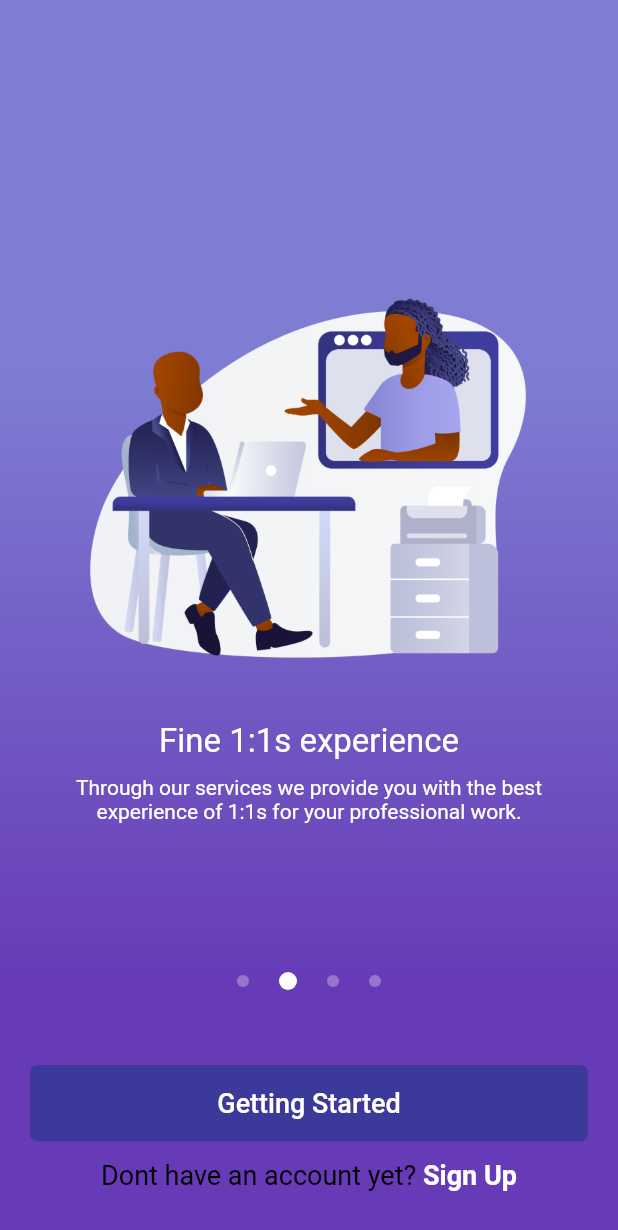
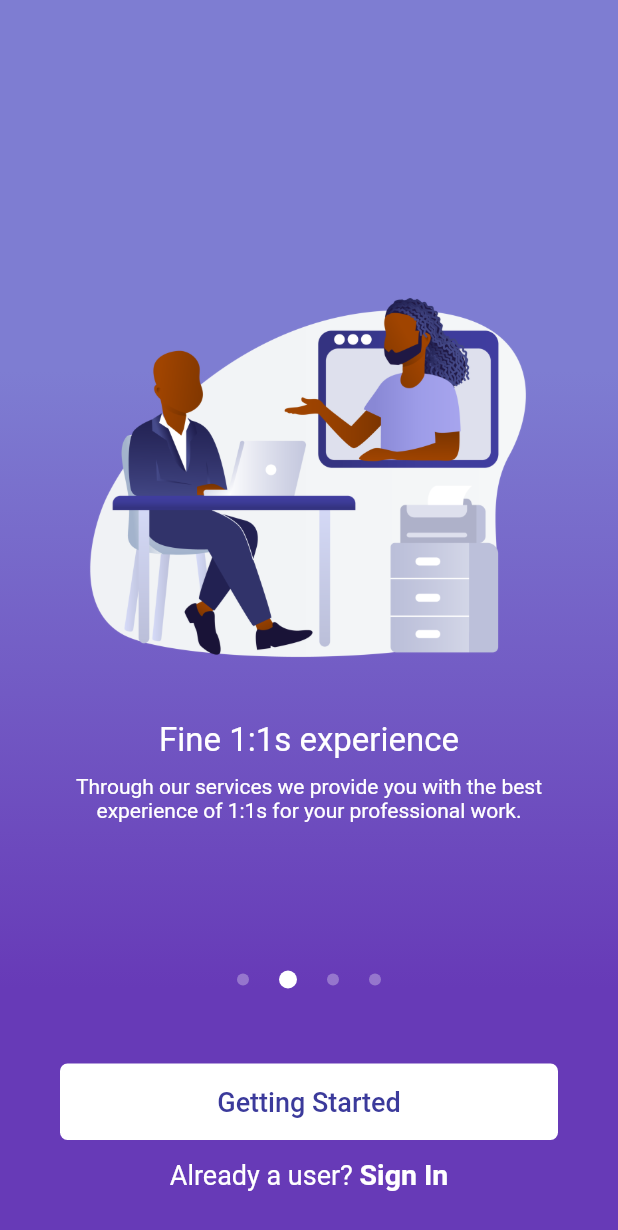
Before and after one commit to m4sterDestroyer/aztlan, a Flutter app: the screen it shows after launch, swiped to page 2, on a phone screen of 412 x 824 dp. Shown: the top 1230 px of the screen. Run offline on Flutter 3.47's test engine with Material 2 defaults, Android fonts, the phone set to English and light mode, and no system bars.

Commit message:
onboard Ui improved

```diff
--- a/lib/pages/onboarding_screen.dart
+++ b/lib/pages/onboarding_screen.dart
@@ -100,7 +100,9 @@ class _OnboardState extends State<Onboard> {
                 crossAxisAlignment: CrossAxisAlignment.stretch,
                 mainAxisAlignment: MainAxisAlignment.center,
                 children: [
-                  FlatButton(
+                  Padding(
+                    padding: const EdgeInsets.symmetric(horizontal: 20),
+                    child: FlatButton(
                       child: Text(
                         'Getting Started',
                         style: TextStyle(fontSize: 18),
@@ -109,9 +111,10 @@ class _OnboardState extends State<Onboard> {
                         borderRadius: BorderRadius.circular(5),
                       ),
                       padding: EdgeInsets.all(15),
-                    color: DarkBlue,
-                    textColor: White,
+                      color: White,
+                      textColor: DarkBlue,
                       onPressed: () {},
+                    ),
                   ),
                   Padding(
                     padding: const EdgeInsets.only(top: 12, bottom: 10),
@@ -120,13 +123,13 @@ class _OnboardState extends State<Onboard> {
                         text: TextSpan(
                           children: <TextSpan>[
                             TextSpan(
-                                text: 'Dont have an account yet? ',
+                                text: 'Already a user? ',
                                 style: TextStyle(
-                                    fontSize: 18, color: Colors.black)),
+                                    fontSize: 18, color: White)),
                             TextSpan(
-                                text: 'Sign Up',
+                                text: 'Sign In',
                                 style: TextStyle(
-                                    fontSize: 18,
+                                    fontSize: 19,
                                     color: White,
                                     fontWeight: FontWeight.w600),
                                 recognizer: TapGestureRecognizer()
```
Lines whose indentation alone changed are shown as unchanged.
